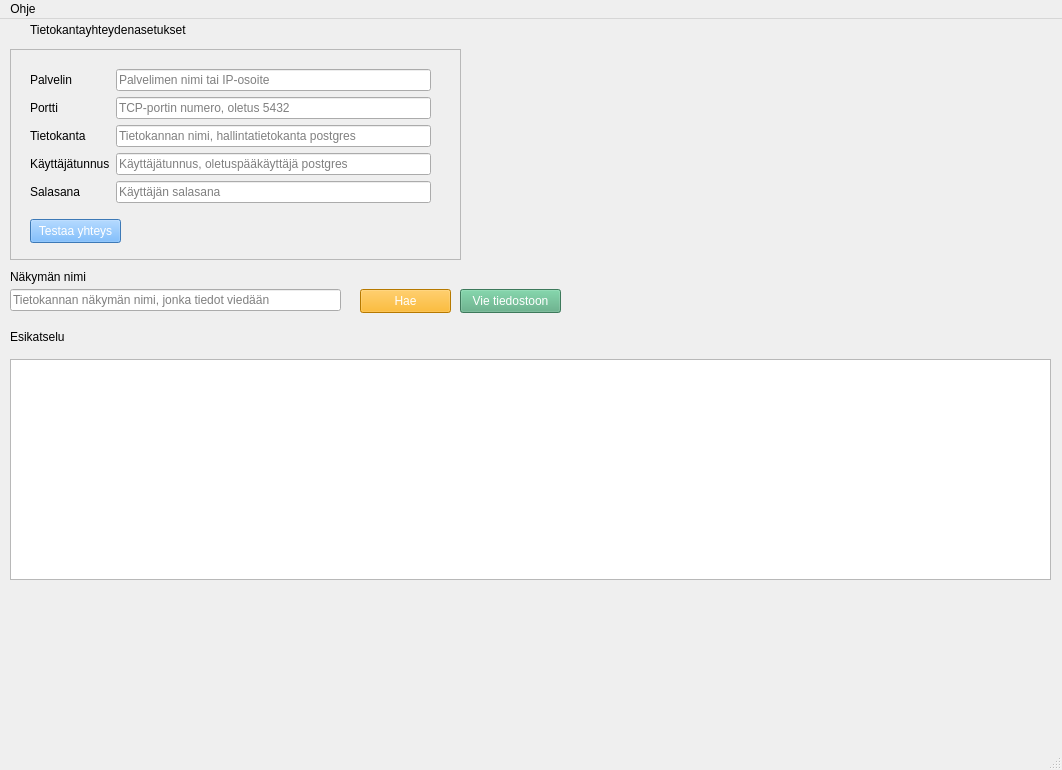
First picture: the form in exportTool.ui, repository 50904/PGViewExportTool, before the edit.
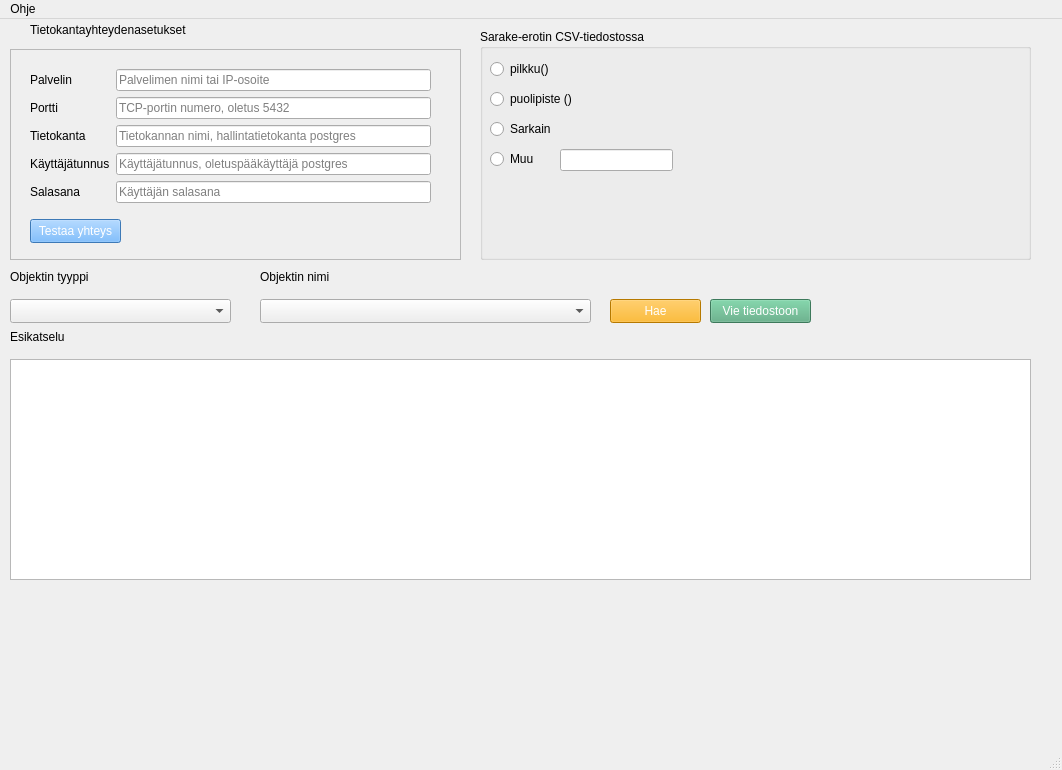
Second picture: the form after the edit.

```diff
--- a/exportTool.ui
+++ b/exportTool.ui
@@ -142,37 +142,24 @@
      <string>Tietokantayhteydenasetukset</string>
     </property>
    </widget>
-   <widget class="QLineEdit" name="viewNameLineEdit">
+   <widget class="QLabel" name="objectNameLabel">
     <property name="geometry">
      <rect>
-      <x>10</x>
-      <y>270</y>
-      <width>331</width>
-      <height>22</height>
-     </rect>
-    </property>
-    <property name="placeholderText">
-     <string>Tietokannan näkymän nimi, jonka tiedot viedään</string>
-    </property>
-   </widget>
-   <widget class="QLabel" name="viewNameLabel">
-    <property name="geometry">
-     <rect>
-      <x>10</x>
+      <x>260</x>
       <y>250</y>
       <width>101</width>
       <height>16</height>
      </rect>
     </property>
     <property name="text">
-     <string>Näkymän nimi</string>
+     <string>Objektin nimi</string>
     </property>
    </widget>
    <widget class="QPushButton" name="exportPushButton">
     <property name="geometry">
      <rect>
-      <x>460</x>
-      <y>270</y>
+      <x>710</x>
+      <y>280</y>
       <width>101</width>
       <height>24</height>
      </rect>
@@ -190,7 +177,7 @@
      <rect>
       <x>10</x>
       <y>340</y>
-      <width>1041</width>
+      <width>1021</width>
       <height>221</height>
      </rect>
     </property>
@@ -198,8 +185,8 @@
    <widget class="QPushButton" name="getDataPushButton">
     <property name="geometry">
      <rect>
-      <x>360</x>
-      <y>270</y>
+      <x>610</x>
+      <y>280</y>
       <width>91</width>
       <height>24</height>
      </rect>
@@ -225,6 +212,114 @@
      <string>Esikatselu</string>
     </property>
    </widget>
+   <widget class="QComboBox" name="objectTypeComboBox">
+    <property name="geometry">
+     <rect>
+      <x>10</x>
+      <y>280</y>
+      <width>221</width>
+      <height>24</height>
+     </rect>
+    </property>
+   </widget>
+   <widget class="QComboBox" name="objectNameComboBox">
+    <property name="geometry">
+     <rect>
+      <x>260</x>
+      <y>280</y>
+      <width>331</width>
+      <height>24</height>
+     </rect>
+    </property>
+   </widget>
+   <widget class="QLabel" name="objectTypeLabel">
+    <property name="geometry">
+     <rect>
+      <x>10</x>
+      <y>250</y>
+      <width>131</width>
+      <height>16</height>
+     </rect>
+    </property>
+    <property name="text">
+     <string>Objektin tyyppi</string>
+    </property>
+   </widget>
+   <widget class="QGroupBox" name="groupBox">
+    <property name="geometry">
+     <rect>
+      <x>480</x>
+      <y>10</y>
+      <width>551</width>
+      <height>231</height>
+     </rect>
+    </property>
+    <property name="title">
+     <string>Sarake-erotin CSV-tiedostossa</string>
+    </property>
+    <widget class="QRadioButton" name="radioButton">
+     <property name="geometry">
+      <rect>
+       <x>10</x>
+       <y>30</y>
+       <width>92</width>
+       <height>20</height>
+      </rect>
+     </property>
+     <property name="text">
+      <string>pilkku()</string>
+     </property>
+    </widget>
+    <widget class="QRadioButton" name="radioButton_2">
+     <property name="geometry">
+      <rect>
+       <x>10</x>
+       <y>60</y>
+       <width>92</width>
+       <height>20</height>
+      </rect>
+     </property>
+     <property name="text">
+      <string>puolipiste ()</string>
+     </property>
+    </widget>
+    <widget class="QRadioButton" name="radioButton_3">
+     <property name="geometry">
+      <rect>
+       <x>10</x>
+       <y>90</y>
+       <width>92</width>
+       <height>20</height>
+      </rect>
+     </property>
+     <property name="text">
+      <string>Sarkain </string>
+     </property>
+    </widget>
+    <widget class="QRadioButton" name="radioButton_4">
+     <property name="geometry">
+      <rect>
+       <x>10</x>
+       <y>120</y>
+       <width>92</width>
+       <height>20</height>
+      </rect>
+     </property>
+     <property name="text">
+      <string>Muu</string>
+     </property>
+    </widget>
+    <widget class="QLineEdit" name="lineEdit">
+     <property name="geometry">
+      <rect>
+       <x>80</x>
+       <y>120</y>
+       <width>113</width>
+       <height>22</height>
+      </rect>
+     </property>
+    </widget>
+   </widget>
   </widget>
   <widget class="QMenuBar" name="menubar">
    <property name="geometry">
```
Left out of the diff: 2 changed lines with no effect on the pictures.
